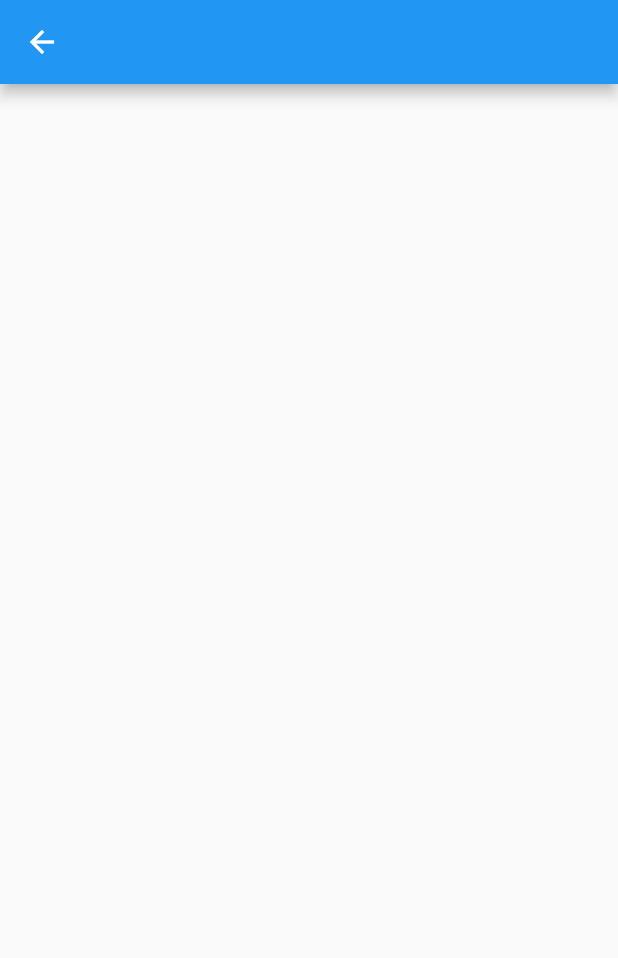
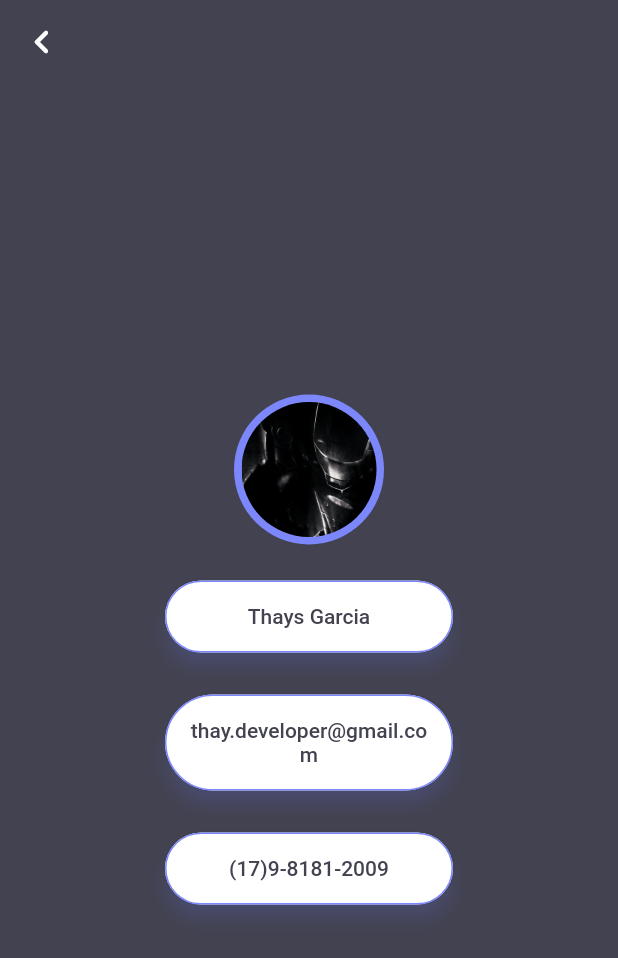
Before and after one commit to thaysg/business_card, a Flutter app: the screen it shows after launch, after a tap on "Cartão de Visita", on a phone screen of 412 x 824 dp. Shown: the top 958 px of the screen. Run offline on Flutter 3.47's test engine with Material 2 defaults, Android fonts, the phone set to English and light mode, and no system bars; our stand-ins replace lottie.

```diff
--- a/lib/app_widget.dart
+++ b/lib/app_widget.dart
@@ -11,7 +11,26 @@ class AppWidget extends StatelessWidget {
       title: 'Business Card',
       debugShowCheckedModeBanner: false,
       theme: ThemeData(
-        primarySwatch: Colors.blue,
+        //Muda a cor de fundo de todas as telas
+        scaffoldBackgroundColor: const Color(0xFF424250),
+
+        //Tema da AppBar
+        appBarTheme: const AppBarTheme(
+          backgroundColor: Color(0xFF424250),
+          elevation: 0,
+        ),
+
+        //Tema do Botão
+        elevatedButtonTheme: ElevatedButtonThemeData(
+          style: ElevatedButton.styleFrom(
+            backgroundColor: const Color(0xFF7C87FB),
+            elevation: 5,
+            padding: const EdgeInsets.symmetric(horizontal: 32, vertical: 18),
+            shape: RoundedRectangleBorder(
+              borderRadius: BorderRadius.circular(50.0),
+            ),
+          ),
+        ),
       ),
       home: const HomePage(),
     );
--- a/lib/core/app_assets.dart
+++ b/lib/core/app_assets.dart
@@ -1 +1,2 @@
 const splash = 'assets/splash.json';
+const avatar = 'assets/avatar.jpg';
--- a/lib/presenter/business/business_card.dart
+++ b/lib/presenter/business/business_card.dart
@@ -1,16 +1,39 @@
 import 'package:flutter/material.dart';
 
+import 'widgets/card_text.dart';
+import 'widgets/circle_avatar_widget.dart';
+import 'widgets/icon_button_widget.dart';
+
 class BusinessCard extends StatelessWidget {
-
-  const BusinessCard({ Key? key }) : super(key: key);
+  const BusinessCard({Key? key}) : super(key: key);
 
   @override
   Widget build(BuildContext context) {
     return Scaffold(
       appBar: AppBar(
-        title: const Text(''),
+        //leading: Widget do lado esquerdo
+        //Botão de Voltar - Widget Criado
+        //icon_button_widget.dart
+        leading: const IconButtonWidget(),
       ),
-      body: Container(),
+      body: Center(
+        child: Column(
+          mainAxisAlignment: MainAxisAlignment.center,
+          crossAxisAlignment: CrossAxisAlignment.center,
+          children: const [
+            //Circle Avatar - Widget Criado
+            //circle_avatar_widget.dart
+            CircleAvatarWidget(),
+            SizedBox(height: 10),
+
+            //Card com Texto - Widget Criado
+            //card_text.dart
+            CardText(title: 'Thays Garcia'),
+            CardText(title: 'thay.developer@gmail.com'),
+            CardText(title: '(17)9-8181-2009'),
+          ],
+        ),
+      ),
     );
   }
 }
--- /dev/null
+++ b/lib/presenter/business/widgets/card_text.dart
@@ -0,0 +1,73 @@
+import 'package:flutter/material.dart';
+
+class CardText extends StatelessWidget {
+  final String title;
+  const CardText({Key? key, required this.title}) : super(key: key);
+
+  @override
+  Widget build(BuildContext context) {
+    return Padding(
+      padding: const EdgeInsets.symmetric(vertical: 10),
+      child: SizedBox(
+        width: 200,
+        child: Card(
+          elevation: 5,
+          shadowColor: const Color(0xFF7C87FB).withOpacity(0.5),
+          surfaceTintColor: const Color(0xFF7C87FB),
+          shape: RoundedRectangleBorder(
+            side: const BorderSide(
+              color: Color(0xFF7C87FB),
+            ),
+            borderRadius: BorderRadius.circular(50.0),
+          ),
+          child: Padding(
+            padding: const EdgeInsets.all(16),
+            child: Text(
+              title,
+              textAlign: TextAlign.center,
+              style: const TextStyle(
+                fontWeight: FontWeight.w500,
+                color: Color(0xFF424250),
+              ),
+            ),
+          ),
+        ),
+      ),
+    );
+  }
+}
+
+/* class CardText extends StatelessWidget {
+  final String title;
+  const CardText({Key? key, required this.title}) : super(key: key);
+
+  @override
+  Widget build(BuildContext context) {
+    return Padding(
+      padding: const EdgeInsets.symmetric(vertical: 10),
+      child: SizedBox(
+        width: 200,
+        child: DecoratedBox(
+          decoration: BoxDecoration(
+              color: Colors.white,
+              borderRadius: BorderRadius.circular(50),
+              boxShadow: [
+                BoxShadow(
+                  offset: Offset.fromDirection(0, 0),
+                  blurRadius: 1.5,
+                  spreadRadius: 1.5,
+                  color: const Color(0xFF7C87FB).withOpacity(0.7),
+                ),
+              ]),
+          child: Padding(
+            padding: const EdgeInsets.all(16),
+            child: Text(
+              title,
+              textAlign: TextAlign.center,
+            ),
+          ),
+        ),
+      ),
+    );
+  }
+} */
--- /dev/null
+++ b/lib/presenter/business/widgets/circle_avatar_widget.dart
@@ -0,0 +1,24 @@
+import 'package:flutter/material.dart';
+
+import '../../../core/app_assets.dart';
+
+class CircleAvatarWidget extends StatelessWidget {
+  const CircleAvatarWidget({Key? key}) : super(key: key);
+
+  @override
+  Widget build(BuildContext context) {
+    return const CircleAvatar(
+      //Tamanho do Avatar
+      radius: 50,
+      backgroundColor: Color(0xFF7C87FB),
+      child: CircleAvatar(
+        radius: 45,
+        backgroundColor: Color.fromARGB(255, 109, 117, 199),
+        //AssetImage para imagens locais e
+        //NetworkImage para imagens da web
+        backgroundImage: AssetImage(avatar),
+        //Imagem está vindo do arquivo app_assets
+      ),
+    );
+  }
+}
--- /dev/null
+++ b/lib/presenter/business/widgets/icon_button_widget.dart
@@ -0,0 +1,20 @@
+import 'package:flutter/material.dart';
+
+class IconButtonWidget extends StatelessWidget {
+  const IconButtonWidget({Key? key}) : super(key: key);
+
+  @override
+  Widget build(BuildContext context) {
+    return IconButton(
+      onPressed: () {
+        //Voltar
+        Navigator.pop(context);
+      },
+      icon: const Icon(
+        Icons.chevron_left_rounded,
+        size: 32,
+        color: Colors.white,
+      ),
+    );
+  }
+}
--- a/lib/presenter/home/home_page.dart
+++ b/lib/presenter/home/home_page.dart
@@ -2,7 +2,7 @@ import 'package:flutter/material.dart';
 import 'package:lottie/lottie.dart';
 
 import '../../core/app_assets.dart';
-import '../business/business_card.dart';
+import 'widgets/button_widget.dart';
 
 class HomePage extends StatelessWidget {
   const HomePage({Key? key}) : super(key: key);
@@ -14,24 +14,9 @@ class HomePage extends StatelessWidget {
         child: Column(
           children: [
             Lottie.asset(splash),
-            ElevatedButton(
-              onPressed: () {
-                Navigator.push(
-                  context,
-                  MaterialPageRoute(
-                    builder: (context) => const BusinessCard(),
-                  ),
-                );
-              },
-              style: ElevatedButton.styleFrom(
-                backgroundColor: Colors.red,
-                elevation: 5,
-                padding: const EdgeInsets.all(24),
-              ),
-              child: const Text(
-                'Cartão de Visita',
-              ),
-            ),
+            //ElevatedButton - Widget criado
+            //button_widget.dart
+            const ButtonWidget(),
           ],
         ),
       ),
--- /dev/null
+++ b/lib/presenter/home/widgets/button_widget.dart
@@ -0,0 +1,25 @@
+import 'package:flutter/material.dart';
+
+import '../../business/business_card.dart';
+
+class ButtonWidget extends StatelessWidget {
+  const ButtonWidget({Key? key}) : super(key: key);
+
+  @override
+  Widget build(BuildContext context) {
+    return ElevatedButton(
+      onPressed: () {
+        //Navegar para a proxima tela
+        Navigator.push(
+          context,
+          MaterialPageRoute(
+            builder: (context) => const BusinessCard(),
+          ),
+        );
+      },
+      child: const Text(
+        'Cartão de Visita',
+      ),
+    );
+  }
+}
--- a/pubspec.yaml
+++ b/pubspec.yaml
@@ -61,7 +61,7 @@ flutter:
   uses-material-design: true
 
   assets:
-    - assets/splash.json
+    - assets/
 
   # To add assets to your application, add an assets section, like this:
   # assets:
```
Also changed, not shown: assets/avatar.jpg (added).
